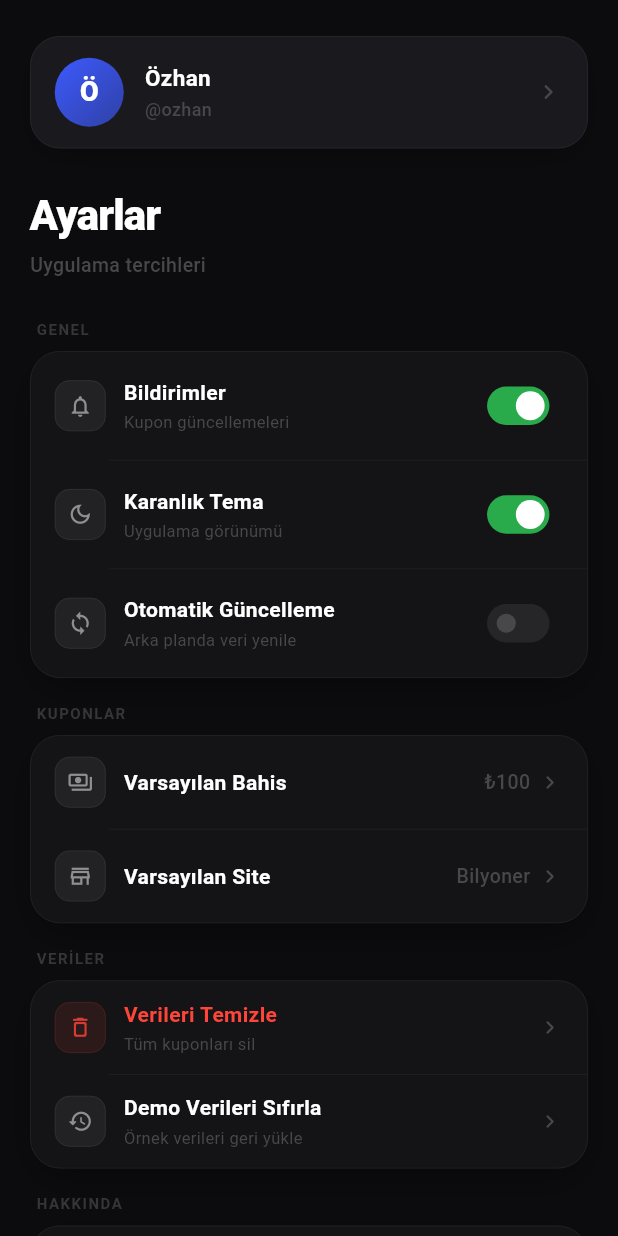
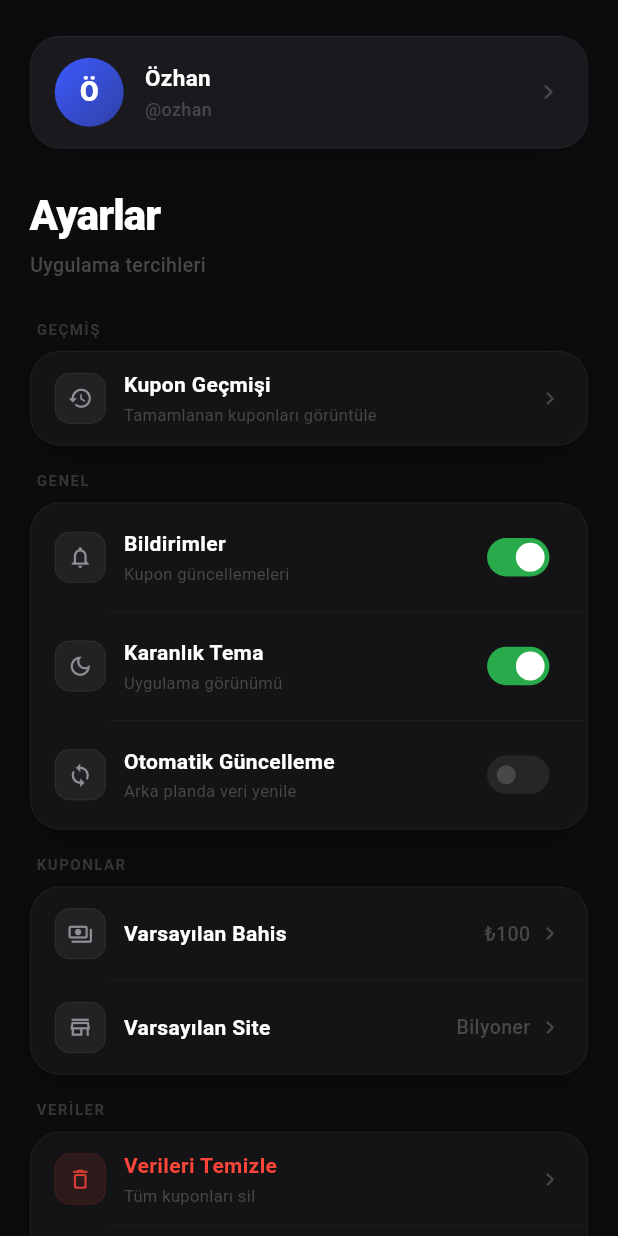
Before and after one commit to benozhan/matchly_app, a Flutter app: the AyarlarPage widget shown alone on an empty page, opened directly, on a phone screen of 412 x 824 dp. Run offline on Flutter 3.47's test engine with Material 3 defaults, Android fonts, the phone set to English and light mode, and no system bars; accounts and stored records are empty; network calls fail; Roboto replaces fonts that are missing (Arial).

Commit message:
Add social feed tab and move history to settings

```diff
--- a/lib/features/ayarlar/ayarlar_page.dart
+++ b/lib/features/ayarlar/ayarlar_page.dart
@@ -2,6 +2,8 @@ import 'package:flutter/material.dart';
 
 import '../../core/app_colors.dart';
 import '../../models/coupon.dart';
+import '../coupon/coupon_detail_page.dart';
+import '../gecmis/gecmis_page.dart';
 import '../profile/profile_page.dart';
 
 class AyarlarPage extends StatefulWidget {
@@ -157,6 +159,35 @@ class _AyarlarPageState extends State<AyarlarPage> {
           ),
         ),
         const SizedBox(height: 26),
+
+        // ── Geçmiş ───────────────────────────────────────────────────────────
+        _SectionLabel('GEÇMİŞ'),
+        const SizedBox(height: 8),
+        Container(
+          decoration: _sectionDeco(),
+          child: _ActionRow(
+            icon: Icons.history_rounded,
+            title: 'Kupon Geçmişi',
+            subtitle: 'Tamamlanan kuponları görüntüle',
+            onTap: () => Navigator.of(context).push(
+              MaterialPageRoute(
+                builder: (ctx) => GecmisPage(
+                  coupons: widget.coupons,
+                  onCouponTap: (c) => Navigator.of(ctx).push(
+                    MaterialPageRoute(
+                      builder: (_) => CouponDetailPage(
+                        coupon: c,
+                        resolved: true,
+                        allCoupons: widget.coupons,
+                      ),
+                    ),
+                  ),
+                ),
+              ),
+            ),
+          ),
+        ),
+        const SizedBox(height: 16),
 
         // ── Genel ────────────────────────────────────────────────────────────
         _SectionLabel('GENEL'),
--- a/lib/features/home/bottom_nav.dart
+++ b/lib/features/home/bottom_nav.dart
@@ -50,8 +50,8 @@ class BottomNav extends StatelessWidget {
               onTap: () => onTabChanged?.call(0),
             ),
             _NavTab(
-              icon: Icons.history_rounded,
-              label: 'Geçmiş',
+              icon: Icons.dynamic_feed_rounded,
+              label: 'Akış',
               active: activeIndex == 1,
               onTap: () => onTabChanged?.call(1),
             ),
```
Also changed, not shown: lib/features/home/home_page.dart (+2 -16 lines), lib/features/profile/profile_page.dart (+13 -0 lines).
